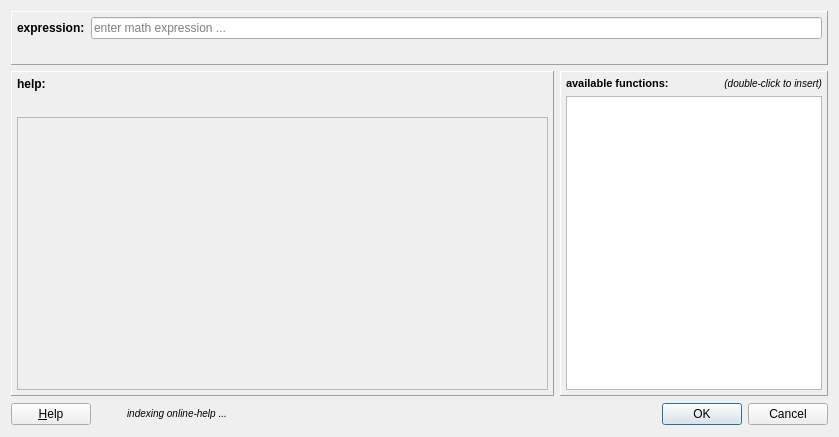
This is plugins/table/qfrdrtableformuladialog.ui in jkriege2/QuickFit3 as Qt 5 draws it before an edit. The edited form follows.
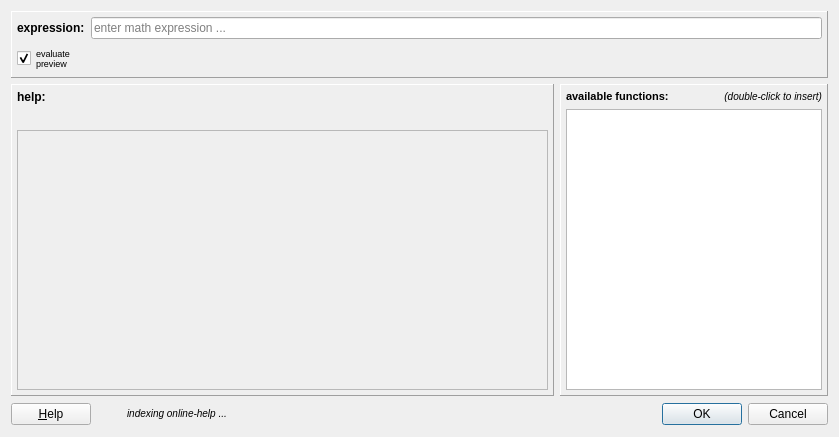
This is the edited form. Icons and pictures are not drawn. Custom widgets are drawn as their Qt base class.

The edit to the form file:
```diff
--- a/plugins/table/qfrdrtableformuladialog.ui
+++ b/plugins/table/qfrdrtableformuladialog.ui
@@ -61,6 +61,22 @@
         </property>
        </widget>
       </item>
+      <item row="1" column="0">
+       <widget class="QCheckBox" name="chkPreview">
+        <property name="font">
+         <font>
+          <pointsize>7</pointsize>
+         </font>
+        </property>
+        <property name="text">
+         <string>evaluate
+preview</string>
+        </property>
+        <property name="checked">
+         <bool>true</bool>
+        </property>
+       </widget>
+      </item>
      </layout>
     </widget>
    </item>
@@ -155,7 +171,7 @@
            <x>0</x>
            <y>0</y>
            <width>533</width>
-           <height>278</height>
+           <height>265</height>
           </rect>
          </property>
          <layout class="QVBoxLayout" name="verticalLayout">
```
Left out of the diff: 33 changed lines with no effect on the pictures.
